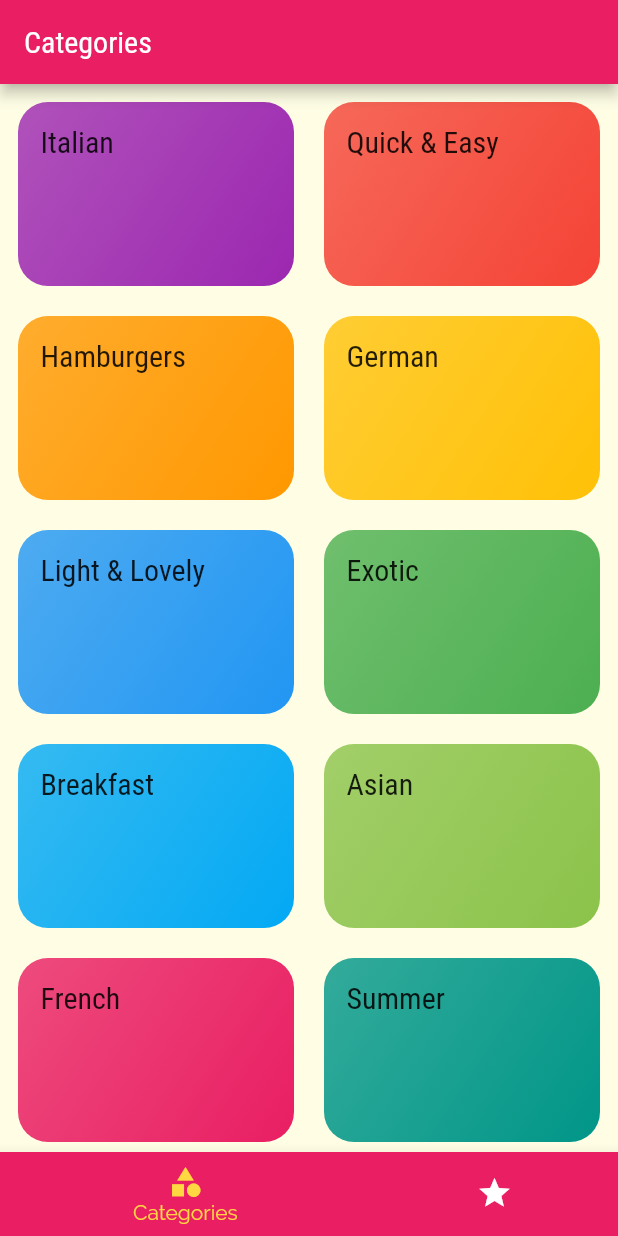
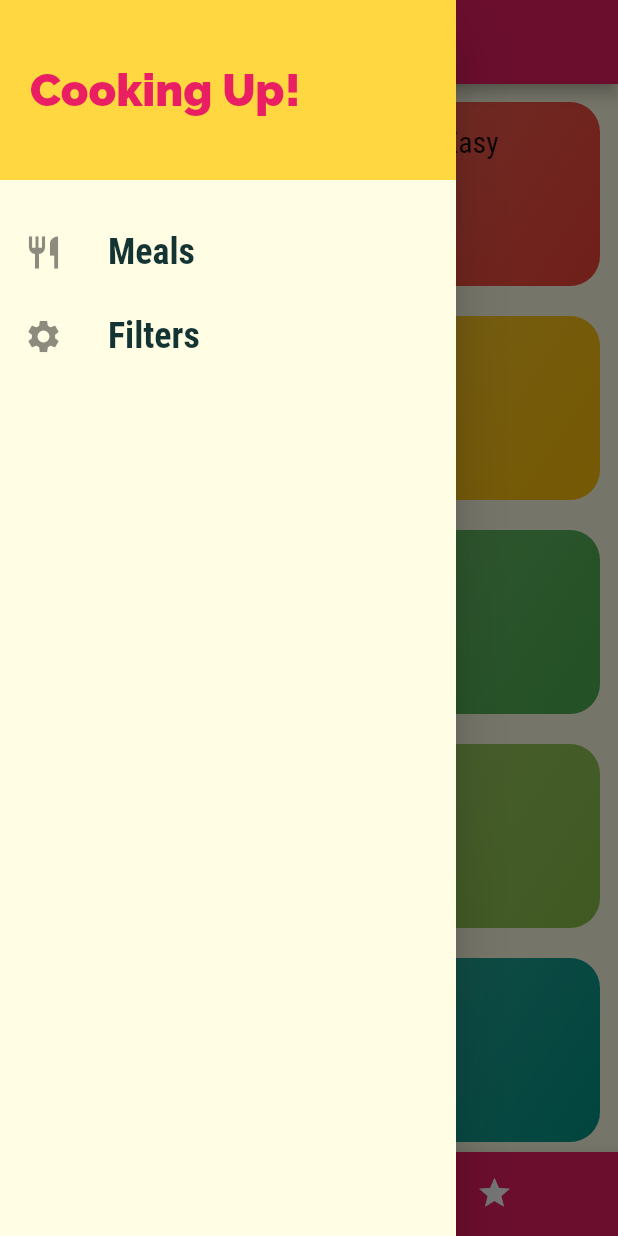
Before and after one commit to vladislavkovaliov/meals_app, a Flutter app: the screen it shows after launch, with the side drawer open (before the commit the screen has no drawer), on a phone screen of 412 x 824 dp. Run offline on Flutter 3.47's test engine with Material 2 defaults, Android fonts, the phone set to English and light mode, and no system bars.

Commit message:
adds Drawer basic

```diff
--- a/lib/screens/tabs_screen.dart
+++ b/lib/screens/tabs_screen.dart
@@ -1,6 +1,7 @@
 import 'package:flutter/material.dart';
 import 'package:meals_app/screens/categories_screen.dart';
 import 'package:meals_app/screens/favorites_screen.dart';
+import 'package:meals_app/widgets/main_drawer.dart';
 
 class TabsScreen extends StatefulWidget {
   const TabsScreen({Key? key}) : super(key: key);
@@ -51,6 +52,7 @@ class _TabsScreenState extends State<TabsScreen> {
         title: Text(pages[selectedPageIndex]['title'].toString()),
       ),
       body: pages[selectedPageIndex]['page'] as Widget,
+      drawer: const MainDrawer(),
       bottomNavigationBar: BottomNavigationBar(
         backgroundColor: theme.colorScheme.primary,
         unselectedItemColor: Colors.white,
--- /dev/null
+++ b/lib/widgets/main_drawer.dart
@@ -0,0 +1,55 @@
+import 'package:flutter/material.dart';
+
+class MainDrawer extends StatelessWidget {
+  const MainDrawer({Key? key}) : super(key: key);
+
+  void handleTap(BuildContext context) {}
+
+  @override
+  Widget build(BuildContext context) {
+    final theme = Theme.of(context);
+
+    return Drawer(
+      child: Column(
+        children: [
+          Container(
+            height: 120,
+            width: double.infinity,
+            padding: const EdgeInsets.all(20),
+            alignment: Alignment.centerLeft,
+            color: theme.colorScheme.secondary,
+            child: Text(
+              'Cooking Up!',
+              style: TextStyle(
+                fontWeight: FontWeight.w900,
+                fontSize: 30,
+                color: theme.colorScheme.primary,
+              ),
+            ),
+          ),
+          const SizedBox(height: 20),
+          buildTile(context, 'Meals', Icons.restaurant),
+          buildTile(context, 'Filters', Icons.settings),
+        ],
+      ),
+    );
+  }
+
+  ListTile buildTile(BuildContext context, String title, IconData iconData) {
+    return ListTile(
+      leading: Icon(
+        iconData,
+        size: 26,
+      ),
+      title: Text(
+        title,
+        style: const TextStyle(
+          fontFamily: 'RobotoCondensed',
+          fontSize: 24,
+          fontWeight: FontWeight.bold,
+        ),
+      ),
+      onTap: () => handleTap(context),
+    );
+  }
+}
```
